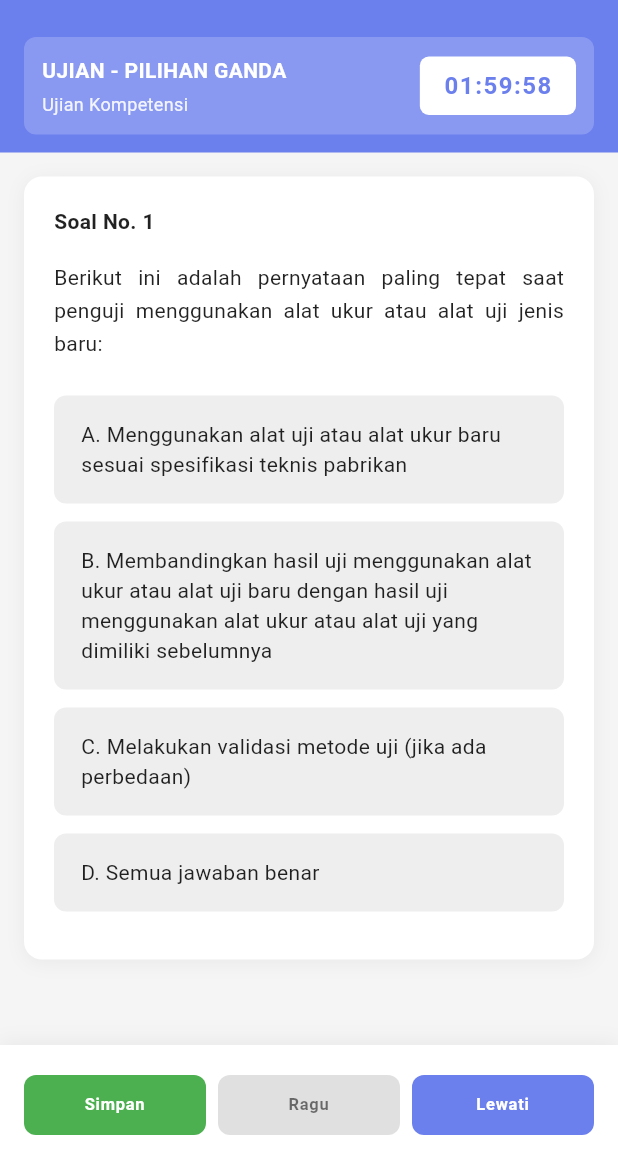
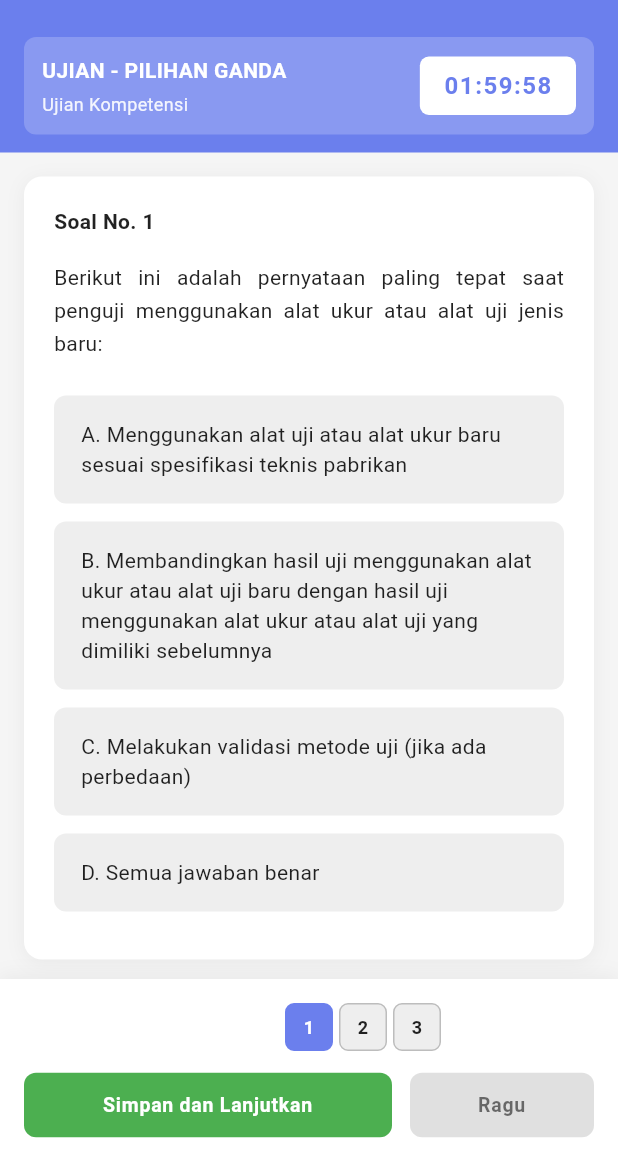
Before and after one commit to vy09/cat_project, a Flutter app: the ExamPage screen opened by its route, on a phone screen of 412 x 824 dp, the part 71-1236 px from its top. Run offline on Flutter 3.47's test engine with Material 3 defaults, Android fonts, the phone set to English and light mode, and no system bars.

Commit message:
feat: Enhance exam navigation with question number display and improved navigation logic

```diff
--- a/lib/modules/exam/exam_page.dart
+++ b/lib/modules/exam/exam_page.dart
@@ -84,6 +84,15 @@ class _ExamPageState extends State<ExamPage> {
     if (_currentQuestionIndex > 0) {
       setState(() {
         _currentQuestionIndex--;
+        _selectedAnswer = _answers[_currentQuestionIndex]?.answer;
+      });
+    }
+  }
+
+  void _goToQuestion(int index) {
+    if (index >= 0 && index < _questions.length) {
+      setState(() {
+        _currentQuestionIndex = index;
         _selectedAnswer = _answers[_currentQuestionIndex]?.answer;
       });
     }
@@ -182,13 +191,6 @@ class _ExamPageState extends State<ExamPage> {
 
     // Navigate back to dashboard or results page
     Navigator.of(context).pop();
-  }
-
-  void _goToQuestion(int index) {
-    setState(() {
-      _currentQuestionIndex = index;
-      _selectedAnswer = _answers[_currentQuestionIndex]?.answer;
-    });
   }
 
   void _toggleDoubtful() {
@@ -316,6 +318,9 @@ class _ExamPageState extends State<ExamPage> {
                         onGoBack: _previousQuestion,
                         isLastQuestion:
                             _currentQuestionIndex == _questions.length - 1,
+                        currentQuestion: _currentQuestionIndex + 1,
+                        totalQuestions: _questions.length,
+                        onGoToQuestion: _goToQuestion,
                       ),
                     ],
                   );
--- a/lib/modules/exam/widgets/exam_navigation_widget.dart
+++ b/lib/modules/exam/widgets/exam_navigation_widget.dart
@@ -5,10 +5,13 @@ class ExamNavigationWidget extends StatelessWidget {
   final VoidCallback onSkip;
   final VoidCallback onToggleDoubtful;
   final VoidCallback? onFinishExam;
+  final Function(int)? onGoToQuestion;
   final bool isDoubtful;
   final bool canGoBack;
   final bool isLastQuestion;
   final VoidCallback? onGoBack;
+  final int currentQuestion;
+  final int totalQuestions;
 
   const ExamNavigationWidget({
     super.key,
@@ -16,10 +19,13 @@ class ExamNavigationWidget extends StatelessWidget {
     required this.onSkip,
     required this.onToggleDoubtful,
     required this.isDoubtful,
+    required this.currentQuestion,
+    required this.totalQuestions,
     this.canGoBack = false,
     this.onGoBack,
     this.isLastQuestion = false,
     this.onFinishExam,
+    this.onGoToQuestion,
   });
 
   @override
@@ -36,24 +42,34 @@ class ExamNavigationWidget extends StatelessWidget {
           ),
         ],
       ),
-      child: Row(
+      child: Column(
+        mainAxisSize: MainAxisSize.min,
         children: [
-          // Save button (or Save and Continue if not last question)
+          // Question number boxes - positioned at top
+          _buildQuestionNumberBoxes(),
+          const SizedBox(height: 12),
+          // Buttons row
+          Row(
+            children: [
+              // Save and Continue button (or Finish if last question)
               Expanded(
+                flex: 2,
                 child: ElevatedButton(
-              onPressed: onSaveAndContinue,
+                  onPressed: isLastQuestion ? onFinishExam : onSaveAndContinue,
                   style: ElevatedButton.styleFrom(
-                backgroundColor: const Color(0xFF4CAF50),
-                padding: const EdgeInsets.symmetric(vertical: 12),
+                    backgroundColor: isLastQuestion
+                        ? const Color(0xFFFF5722) // Orange for finish
+                        : const Color(0xFF4CAF50), // Green for save
+                    padding: const EdgeInsets.symmetric(vertical: 14),
                     shape: RoundedRectangleBorder(
                       borderRadius: BorderRadius.circular(8),
                     ),
                     elevation: 0,
                   ),
-              child: const Text(
-                'Simpan',
-                style: TextStyle(
-                  fontSize: 11,
+                  child: Text(
+                    isLastQuestion ? 'Selesai' : 'Simpan dan Lanjutkan',
+                    style: const TextStyle(
+                      fontSize: 13,
                       fontWeight: FontWeight.bold,
                       color: Colors.white,
                     ),
@@ -61,16 +77,17 @@ class ExamNavigationWidget extends StatelessWidget {
                   ),
                 ),
               ),
-          const SizedBox(width: 8),
+              const SizedBox(width: 12),
               // Ragu button
               Expanded(
+                flex: 1,
                 child: ElevatedButton(
                   onPressed: onToggleDoubtful,
                   style: ElevatedButton.styleFrom(
                     backgroundColor: isDoubtful
                         ? const Color(0xFFFFC107)
                         : Colors.grey[300],
-                padding: const EdgeInsets.symmetric(vertical: 12),
+                    padding: const EdgeInsets.symmetric(vertical: 14),
                     shape: RoundedRectangleBorder(
                       borderRadius: BorderRadius.circular(8),
                     ),
@@ -79,7 +96,7 @@ class ExamNavigationWidget extends StatelessWidget {
                   child: Text(
                     isDoubtful ? 'Ragu ✓' : 'Ragu',
                     style: TextStyle(
-                  fontSize: 11,
+                      fontSize: 13,
                       fontWeight: FontWeight.bold,
                       color: isDoubtful ? Colors.black87 : Colors.black54,
                     ),
@@ -87,34 +104,80 @@ class ExamNavigationWidget extends StatelessWidget {
                   ),
                 ),
               ),
-          const SizedBox(width: 8),
-          // Conditional button: Finish or Skip
-          Expanded(
-            child: ElevatedButton(
-              onPressed: isLastQuestion ? onFinishExam : onSkip,
-              style: ElevatedButton.styleFrom(
-                backgroundColor: isLastQuestion
-                    ? const Color(0xFFFF5722) // Orange for finish
-                    : const Color(0xFF6B7FED), // Blue for skip
-                padding: const EdgeInsets.symmetric(vertical: 12),
-                shape: RoundedRectangleBorder(
-                  borderRadius: BorderRadius.circular(8),
-                ),
-                elevation: 0,
-              ),
-              child: Text(
-                isLastQuestion ? 'Selesai' : 'Lewati',
-                style: const TextStyle(
-                  fontSize: 11,
-                  fontWeight: FontWeight.bold,
-                  color: Colors.white,
-                ),
-                textAlign: TextAlign.center,
-              ),
-            ),
+            ],
           ),
         ],
       ),
     );
   }
+
+  Widget _buildQuestionNumberBoxes() {
+    // Show 5 question numbers centered on current question
+    // Example: if current is 5, show [3] [4] [5] [6] [7]
+    List<int> numbers = [];
+
+    // Calculate range: 2 before and 2 after current question
+    for (int i = -2; i <= 2; i++) {
+      int num = currentQuestion + i;
+      numbers.add(num);
     }
+
+    return Row(
+      mainAxisSize: MainAxisSize.min,
+      children: numbers.asMap().entries.map((entry) {
+        final index = entry.key;
+        final num = entry.value;
+        final isVisible = num >= 1 && num <= totalQuestions;
+        final isCurrent = num == currentQuestion;
+
+        return Row(
+          mainAxisSize: MainAxisSize.min,
+          children: [
+            _buildNumberBox(
+              number: num,
+              isVisible: isVisible,
+              isCurrent: isCurrent,
+            ),
+            if (index < numbers.length - 1) const SizedBox(width: 4),
+          ],
+        );
+      }).toList(),
+    );
+  }
+
+  Widget _buildNumberBox({
+    required int number,
+    required bool isVisible,
+    required bool isCurrent,
+  }) {
+    if (!isVisible) {
+      return const SizedBox(width: 32, height: 32);
+    }
+
+    return GestureDetector(
+      onTap: isCurrent ? null : () => onGoToQuestion?.call(number - 1),
+      child: Container(
+        width: 32,
+        height: 32,
+        decoration: BoxDecoration(
+          color: isCurrent ? const Color(0xFF6B7FED) : Colors.grey[200],
+          borderRadius: BorderRadius.circular(6),
+          border: Border.all(
+            color: isCurrent ? const Color(0xFF6B7FED) : Colors.grey[400]!,
+            width: isCurrent ? 2 : 1,
+          ),
+        ),
+        child: Center(
+          child: Text(
+            number.toString(),
+            style: TextStyle(
+              fontSize: 12,
+              fontWeight: FontWeight.bold,
+              color: isCurrent ? Colors.white : Colors.black87,
+            ),
+          ),
+        ),
+      ),
+    );
+  }
+}
```
Lines whose indentation alone changed are shown as unchanged.
